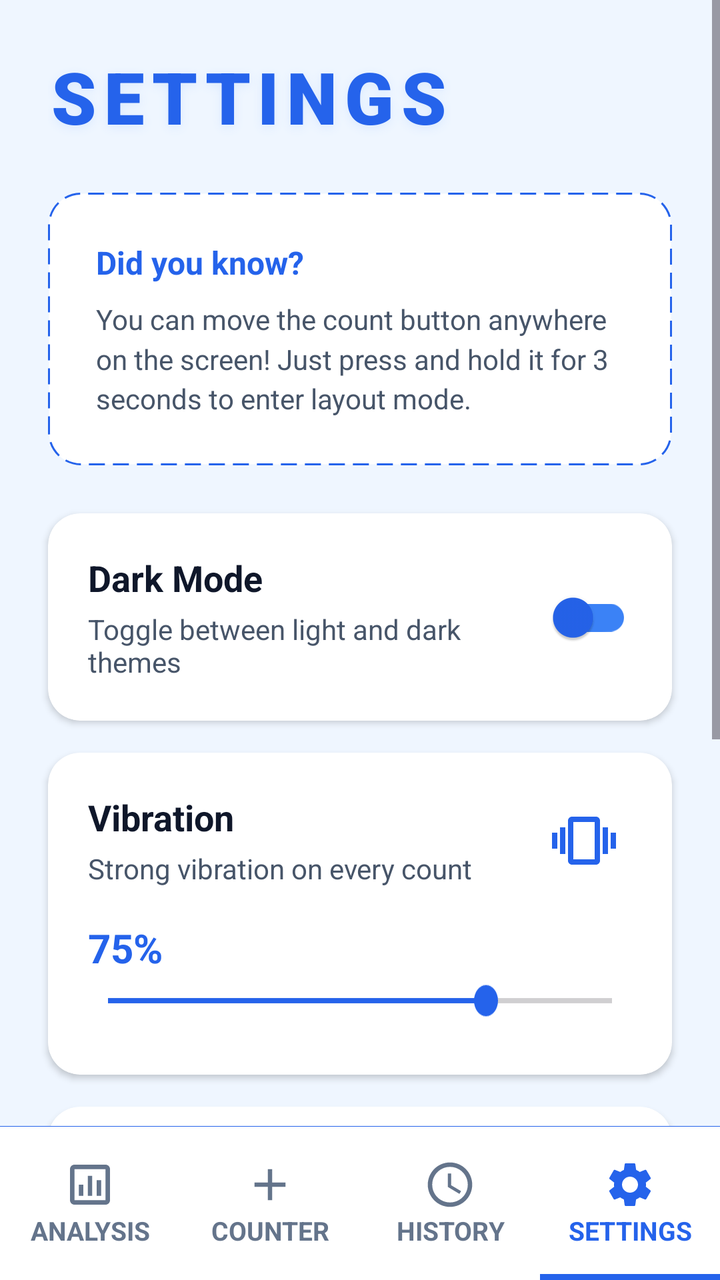
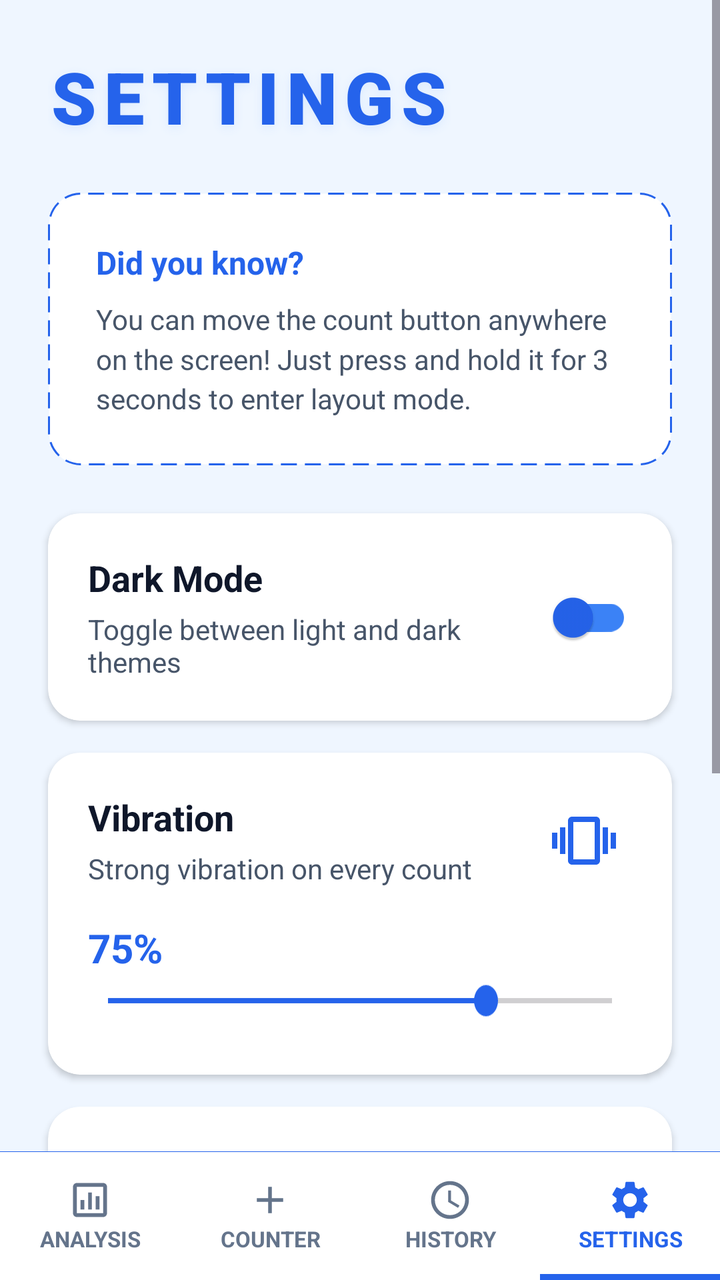

Before-and-after screenshots of an Android layout around one commit, followed by the original layout XML and the change that was made.
<!-- AndroidManifest.xml: application theme Theme.SmartTasbeeh -->
<!-- res/layout/activity_settings.xml -->
<?xml version="1.0" encoding="utf-8"?>
<androidx.constraintlayout.widget.ConstraintLayout xmlns:android="http://schemas.android.com/apk/res/android"
    xmlns:app="http://schemas.android.com/apk/res-auto"
    android:layout_width="match_parent"
    android:layout_height="match_parent"
    android:background="@color/app_background">

    <ScrollView
        android:layout_width="match_parent"
        android:layout_height="0dp"
        android:fillViewport="true"
        app:layout_constraintTop_toTopOf="parent"
        app:layout_constraintBottom_toTopOf="@id/bottomNavDivider">

        <androidx.constraintlayout.widget.ConstraintLayout
            android:layout_width="match_parent"
            android:layout_height="wrap_content"
            android:paddingBottom="32dp">

            <TextView
                android:id="@+id/tvPageTitle"
                android:layout_width="wrap_content"
                android:layout_height="wrap_content"
                android:text="@string/nav_settings"
                android:textSize="36sp"
                android:fontFamily="sans-serif-black"
                android:letterSpacing="0.10"
                android:textColor="@color/count_text_color"
                android:shadowColor="@color/card_stroke_color"
                android:shadowRadius="12"
                android:shadowDy="4"
                android:layout_marginTop="24dp"
                android:layout_marginStart="24dp"
                app:layout_constraintStart_toStartOf="parent"
                app:layout_constraintTop_toTopOf="parent"/>

            
            <LinearLayout
                android:id="@+id/cardInfoBox"
                android:layout_width="0dp"
                android:layout_height="wrap_content"
                android:background="@drawable/info_box_background"
                android:orientation="vertical"
                android:padding="24dp"
                android:layout_marginTop="24dp"
                android:layout_marginStart="24dp"
                android:layout_marginEnd="24dp"
                app:layout_constraintTop_toBottomOf="@id/tvPageTitle"
                app:layout_constraintStart_toStartOf="parent"
                app:layout_constraintEnd_toEndOf="parent">

                <TextView
                    android:layout_width="wrap_content"
                    android:layout_height="wrap_content"
                    android:text="@string/did_you_know_title"
                    android:textSize="16sp"
                    android:textStyle="bold"
                    android:textColor="@color/count_text_color"
                    android:layout_marginBottom="8dp"/>

                <TextView
                    android:layout_width="match_parent"
                    android:layout_height="wrap_content"
                    android:text="@string/drag_button_hint"
                    android:textSize="14sp"
                    android:textColor="@color/text_secondary"
                    android:lineSpacingMultiplier="1.2"/>
            </LinearLayout>

            
            <androidx.cardview.widget.CardView
                android:id="@+id/cardDarkMode"
                android:layout_width="0dp"
                android:layout_height="wrap_content"
                android:layout_marginTop="24dp"
                android:layout_marginStart="24dp"
                android:layout_marginEnd="24dp"
                app:cardCornerRadius="16dp"
                app:cardElevation="2dp"
                app:cardBackgroundColor="@color/card_background"
                app:layout_constraintTop_toBottomOf="@id/cardInfoBox"
                app:layout_constraintStart_toStartOf="parent"
                app:layout_constraintEnd_toEndOf="parent">

                <androidx.constraintlayout.widget.ConstraintLayout
                    android:layout_width="match_parent"
                    android:layout_height="match_parent"
                    android:padding="20dp">

                    <TextView
                        android:id="@+id/tvDarkMode"
                        android:layout_width="wrap_content"
                        android:layout_height="wrap_content"
                        android:text="@string/dark_mode_title"
                        android:textSize="18sp"
                        android:textStyle="bold"
                        android:textColor="@color/text_primary"
                        app:layout_constraintStart_toStartOf="parent"
                        app:layout_constraintTop_toTopOf="parent"/>

                    <TextView
                        android:layout_width="0dp"
                        android:layout_height="wrap_content"
                        android:text="@string/dark_mode_desc"
                        android:textSize="14sp"
                        android:textColor="@color/text_secondary"
                        android:layout_marginTop="4dp"
                        android:layout_marginEnd="16dp"
                        app:layout_constraintTop_toBottomOf="@id/tvDarkMode"
                        app:layout_constraintStart_toStartOf="parent"
                        app:layout_constraintEnd_toStartOf="@id/switchDarkMode"/>

                    <com.google.android.material.switchmaterial.SwitchMaterial
                        android:id="@+id/switchDarkMode"
                        android:layout_width="wrap_content"
                        android:layout_height="wrap_content"
                        app:thumbTint="@color/tasbeeh_blue_primary"
                        app:trackTint="@color/tasbeeh_blue_accent"
                        app:layout_constraintEnd_toEndOf="parent"
                        app:layout_constraintTop_toTopOf="parent"
                        app:layout_constraintBottom_toBottomOf="parent"
                        android:contentDescription="@string/dark_mode_title"/>

                </androidx.constraintlayout.widget.ConstraintLayout>
            </androidx.cardview.widget.CardView>

            
            <androidx.cardview.widget.CardView
                android:id="@+id/cardHaptic"
                android:layout_width="0dp"
                android:layout_height="wrap_content"
                android:layout_marginTop="16dp"
                android:layout_marginStart="24dp"
                android:layout_marginEnd="24dp"
                app:cardCornerRadius="16dp"
                app:cardElevation="2dp"
                app:cardBackgroundColor="@color/card_background"
                app:layout_constraintTop_toBottomOf="@id/cardDarkMode"
                app:layout_constraintStart_toStartOf="parent"
                app:layout_constraintEnd_toEndOf="parent">

                <androidx.constraintlayout.widget.ConstraintLayout
                    android:layout_width="match_parent"
                    android:layout_height="match_parent"
                    android:padding="20dp">

                    <TextView
                        android:id="@+id/tvHaptic"
                        android:layout_width="wrap_content"
                        android:layout_height="wrap_content"
                        android:text="@string/haptic_feedback_title"
                        android:textSize="18sp"
                        android:textStyle="bold"
                        android:textColor="@color/text_primary"
                        app:layout_constraintStart_toStartOf="parent"
                        app:layout_constraintTop_toTopOf="parent"/>

                    <TextView
                        android:layout_width="0dp"
                        android:layout_height="wrap_content"
                        android:text="@string/haptic_feedback_desc"
                        android:textSize="14sp"
                        android:textColor="@color/text_secondary"
                        android:layout_marginTop="4dp"
                        android:layout_marginEnd="16dp"
                        app:layout_constraintTop_toBottomOf="@id/tvHaptic"
                        app:layout_constraintStart_toStartOf="parent"
                        app:layout_constraintEnd_toStartOf="@id/ivVibrationToggle"/>

                    <ImageView
                        android:id="@+id/ivVibrationToggle"
                        android:layout_width="48dp"
                        android:layout_height="48dp"
                        android:padding="8dp"
                        android:src="@drawable/ic_vibration_on"
                        android:background="?attr/selectableItemBackgroundBorderless"
                        android:clickable="true"
                        android:focusable="true"
                        app:layout_constraintEnd_toEndOf="parent"
                        app:layout_constraintTop_toTopOf="parent"
                        app:layout_constraintBottom_toTopOf="@id/layoutVibrationLevel"
                        android:contentDescription="@string/haptic_feedback_title"/>

                    <RelativeLayout
                        android:id="@+id/layoutVibrationLevel"
                        android:layout_width="match_parent"
                        android:layout_height="wrap_content"
                        android:layout_marginTop="16dp"
                        app:layout_constraintTop_toBottomOf="@id/ivVibrationToggle"
                        app:layout_constraintStart_toStartOf="parent"
                        app:layout_constraintEnd_toEndOf="parent">

                        <TextView
                            android:id="@+id/tvSeekValue"
                            android:layout_width="wrap_content"
                            android:layout_height="wrap_content"
                            android:text="@string/vibration_percentage_text"
                            android:textSize="20sp"
                            android:textStyle="bold"
                            android:textColor="@color/tasbeeh_blue_primary"
                            android:layout_marginBottom="4dp" />

                        <SeekBar
                            android:id="@+id/seekBarVibration"
                            android:layout_width="match_parent"
                            android:layout_height="wrap_content"
                            android:layout_below="@id/tvSeekValue"
                            android:max="100"
                            android:progress="75"
                            android:thumbTint="@color/tasbeeh_blue_primary"
                            android:progressTint="@color/tasbeeh_blue_primary"
                            android:paddingStart="10dp"
                            android:paddingEnd="10dp"
                            android:scaleY="1.3"
                            android:scaleX="1.0"
                            android:layout_marginBottom="8dp"/>

                    </RelativeLayout>

                </androidx.constraintlayout.widget.ConstraintLayout>
            </androidx.cardview.widget.CardView>

            
            <androidx.cardview.widget.CardView
                android:id="@+id/cardSound"
                android:layout_width="0dp"
                android:layout_height="wrap_content"
                android:layout_marginTop="16dp"
                android:layout_marginStart="24dp"
                android:layout_marginEnd="24dp"
                app:cardCornerRadius="16dp"
                app:cardElevation="2dp"
                app:cardBackgroundColor="@color/card_background"
                app:layout_constraintTop_toBottomOf="@id/cardHaptic"
                app:layout_constraintStart_toStartOf="parent"
                app:layout_constraintEnd_toEndOf="parent">

                <androidx.constraintlayout.widget.ConstraintLayout
                    android:layout_width="match_parent"
                    android:layout_height="match_parent"
                    android:padding="20dp">

                    <TextView
                        android:id="@+id/tvSound"
                        android:layout_width="wrap_content"
                        android:layout_height="wrap_content"
                        android:text="@string/sound_title"
                        android:textSize="18sp"
                        android:textStyle="bold"
                        android:textColor="@color/text_primary"
                        app:layout_constraintStart_toStartOf="parent"
                        app:layout_constraintTop_toTopOf="parent"/>

                    <TextView
                        android:layout_width="0dp"
                        android:layout_height="wrap_content"
                        android:text="@string/sound_desc"
                        android:textSize="14sp"
                        android:textColor="@color/text_secondary"
                        android:layout_marginTop="4dp"
                        android:layout_marginEnd="16dp"
                        app:layout_constraintTop_toBottomOf="@id/tvSound"
                        app:layout_constraintStart_toStartOf="parent"
                        app:layout_constraintEnd_toStartOf="@id/ivSoundToggle"/>

                    <ImageView
                        android:id="@+id/ivSoundToggle"
                        android:layout_width="48dp"
                        android:layout_height="48dp"
                        android:padding="8dp"
                        android:src="@drawable/ic_volume_up"
                        android:background="?attr/selectableItemBackgroundBorderless"
                        android:clickable="true"
                        android:focusable="true"
                        app:layout_constraintEnd_toEndOf="parent"
                        app:layout_constraintTop_toTopOf="parent"
                        app:layout_constraintBottom_toBottomOf="parent"
                        android:contentDescription="@string/sound_title"/>

                </androidx.constraintlayout.widget.ConstraintLayout>
            </androidx.cardview.widget.CardView>

            
            <androidx.cardview.widget.CardView
                android:id="@+id/cardTapAnywhere"
                android:layout_width="0dp"
                android:layout_height="wrap_content"
                android:layout_marginTop="16dp"
                android:layout_marginStart="24dp"
                android:layout_marginEnd="24dp"
                app:cardCornerRadius="16dp"
                app:cardElevation="2dp"
                app:cardBackgroundColor="@color/card_background"
                app:layout_constraintTop_toBottomOf="@id/cardSound"
                app:layout_constraintStart_toStartOf="parent"
                app:layout_constraintEnd_toEndOf="parent">

                <androidx.constraintlayout.widget.ConstraintLayout
                    android:layout_width="match_parent"
                    android:layout_height="match_parent"
                    android:padding="20dp">

                    <TextView
                        android:id="@+id/tvTapAnywhere"
                        android:layout_width="wrap_content"
                        android:layout_height="wrap_content"
                        android:text="@string/tap_anywhere_title"
                        android:textSize="18sp"
                        android:textStyle="bold"
                        android:textColor="@color/text_primary"
                        app:layout_constraintStart_toStartOf="parent"
                        app:layout_constraintTop_toTopOf="parent"/>

                    <TextView
                        android:layout_width="0dp"
                        android:layout_height="wrap_content"
                        android:text="@string/tap_anywhere_desc"
                        android:textSize="14sp"
                        android:textColor="@color/text_secondary"
                        android:layout_marginTop="4dp"
                        android:layout_marginEnd="16dp"
                        app:layout_constraintTop_toBottomOf="@id/tvTapAnywhere"
                        app:layout_constraintStart_toStartOf="parent"
                        app:layout_constraintEnd_toStartOf="@id/switchTapAnywhere"/>

                    <com.google.android.material.switchmaterial.SwitchMaterial
                        android:id="@+id/switchTapAnywhere"
                        android:layout_width="53dp"
                        android:layout_height="42dp"
                        android:contentDescription="@string/cd_full_screen_count"
                        app:layout_constraintBottom_toBottomOf="parent"
                        app:layout_constraintEnd_toEndOf="parent"
                        app:layout_constraintTop_toTopOf="parent"
                        app:thumbTint="@color/tasbeeh_blue_primary"
                        app:trackTint="@color/tasbeeh_blue_accent" />

                </androidx.constraintlayout.widget.ConstraintLayout>
            </androidx.cardview.widget.CardView>

            <TextView
                android:layout_width="wrap_content"
                android:layout_height="wrap_content"
                android:text="@string/app_version"
                android:textColor="@color/text_secondary"
                android:textSize="12sp"
                android:layout_marginTop="32dp"
                app:layout_constraintTop_toBottomOf="@id/cardTapAnywhere"
                app:layout_constraintBottom_toBottomOf="parent"
                app:layout_constraintStart_toStartOf="parent"
                app:layout_constraintEnd_toEndOf="parent"
                app:layout_constraintVertical_bias="1.0"
                android:layout_marginBottom="16dp"/>

        </androidx.constraintlayout.widget.ConstraintLayout>
    </ScrollView>

    
    <View
        android:id="@+id/bottomNavDivider"
        android:layout_width="match_parent"
        android:layout_height="0.1dp"
        android:background="@color/count_text_color"
        app:layout_constraintBottom_toTopOf="@id/bottomNav"/>

    
    
    <LinearLayout
        android:id="@+id/bottomNav"
        android:layout_width="match_parent"
        android:layout_height="0dp"
        app:layout_constraintHeight_percent="0.12"
        android:background="@color/nav_bg"
        android:orientation="horizontal"
        android:weightSum="4"
        android:baselineAligned="false"
        app:layout_constraintBottom_toBottomOf="parent">

        
        <androidx.constraintlayout.widget.ConstraintLayout
            android:id="@+id/btnNavAnalysis"
            android:layout_width="0dp"
            android:layout_height="match_parent"
            android:layout_weight="1"
            android:clickable="true"
            android:focusable="true"
            android:background="?attr/selectableItemBackground">

            <ImageView
                android:id="@+id/imgAnalysis"
                android:layout_width="0dp"
                android:layout_height="0dp"
                android:src="@drawable/ic_analysis"
                app:tint="@color/nav_text_unselected"
                app:layout_constraintTop_toTopOf="parent"
                app:layout_constraintBottom_toTopOf="@+id/txtAnalysis"
                app:layout_constraintStart_toStartOf="parent"
                app:layout_constraintEnd_toEndOf="parent"
                app:layout_constraintHeight_percent="0.35"
                app:layout_constraintDimensionRatio="1:1"
                app:layout_constraintVertical_chainStyle="packed"
                android:contentDescription="@null"/>

            <TextView
                android:id="@+id/txtAnalysis"
                android:layout_width="0dp"
                android:layout_height="0dp"
                android:text="@string/nav_analysis"
                android:textColor="@color/nav_text_unselected"
                android:gravity="center"
                android:textStyle="bold"
                app:layout_constraintTop_toBottomOf="@id/imgAnalysis"
                app:layout_constraintBottom_toBottomOf="parent"
                app:layout_constraintStart_toStartOf="parent"
                app:layout_constraintEnd_toEndOf="parent"
                app:layout_constraintHeight_percent="0.25"
                app:layout_constraintWidth_percent="0.9"
                app:autoSizeTextType="uniform"
                app:autoSizeMinTextSize="8sp"
                app:autoSizeMaxTextSize="13sp"
                app:autoSizeStepGranularity="1sp"/>
        </androidx.constraintlayout.widget.ConstraintLayout>

        
        <androidx.constraintlayout.widget.ConstraintLayout
            android:id="@+id/btnNavCounter"
            android:layout_width="0dp"
            android:layout_height="match_parent"
            android:layout_weight="1"
            android:clickable="true"
            android:focusable="true"
            android:background="?attr/selectableItemBackground">

            <ImageView
                android:id="@+id/imgCounter"
                android:layout_width="0dp"
                android:layout_height="0dp"
                android:src="@drawable/ic_add"
                app:tint="@color/nav_text_unselected"
                app:layout_constraintTop_toTopOf="parent"
                app:layout_constraintBottom_toTopOf="@+id/txtCounter"
                app:layout_constraintStart_toStartOf="parent"
                app:layout_constraintEnd_toEndOf="parent"
                app:layout_constraintHeight_percent="0.35"
                app:layout_constraintDimensionRatio="1:1"
                app:layout_constraintVertical_chainStyle="packed"
                android:contentDescription="@null"/>

            <TextView
                android:id="@+id/txtCounter"
                android:layout_width="0dp"
                android:layout_height="0dp"
                android:text="@string/nav_counter"
                android:textColor="@color/nav_text_unselected"
                android:gravity="center"
                android:textStyle="bold"
                app:layout_constraintTop_toBottomOf="@id/imgCounter"
                app:layout_constraintBottom_toBottomOf="parent"
                app:layout_constraintStart_toStartOf="parent"
                app:layout_constraintEnd_toEndOf="parent"
                app:layout_constraintHeight_percent="0.25"
                app:layout_constraintWidth_percent="0.9"
                app:autoSizeTextType="uniform"
                app:autoSizeMinTextSize="8sp"
                app:autoSizeMaxTextSize="13sp"
                app:autoSizeStepGranularity="1sp"/>
        </androidx.constraintlayout.widget.ConstraintLayout>

        
        <androidx.constraintlayout.widget.ConstraintLayout
            android:id="@+id/btnSavedCounts"
            android:layout_width="0dp"
            android:layout_height="match_parent"
            android:layout_weight="1"
            android:clickable="true"
            android:focusable="true"
            android:background="?attr/selectableItemBackground">

            <ImageView
                android:id="@+id/imgHistory"
                android:layout_width="0dp"
                android:layout_height="0dp"
                android:src="@drawable/ic_clock"
                app:tint="@color/nav_text_unselected"
                app:layout_constraintTop_toTopOf="parent"
                app:layout_constraintBottom_toTopOf="@+id/txtHistory"
                app:layout_constraintStart_toStartOf="parent"
                app:layout_constraintEnd_toEndOf="parent"
                app:layout_constraintHeight_percent="0.35"
                app:layout_constraintDimensionRatio="1:1"
                app:layout_constraintVertical_chainStyle="packed"
                android:contentDescription="@null"/>

            <TextView
                android:id="@+id/txtHistory"
                android:layout_width="0dp"
                android:layout_height="0dp"
                android:text="@string/nav_history"
                android:textColor="@color/nav_text_unselected"
                android:gravity="center"
                android:textStyle="bold"
                app:layout_constraintTop_toBottomOf="@id/imgHistory"
                app:layout_constraintBottom_toBottomOf="parent"
                app:layout_constraintStart_toStartOf="parent"
                app:layout_constraintEnd_toEndOf="parent"
                app:layout_constraintHeight_percent="0.25"
                app:layout_constraintWidth_percent="0.9"
                app:autoSizeTextType="uniform"
                app:autoSizeMinTextSize="8sp"
                app:autoSizeMaxTextSize="13sp"
                app:autoSizeStepGranularity="1sp"/>
        </androidx.constraintlayout.widget.ConstraintLayout>

        
        <androidx.constraintlayout.widget.ConstraintLayout
            android:id="@+id/btnNavSettings"
            android:layout_width="0dp"
            android:layout_height="match_parent"
            android:layout_weight="1"
            android:focusable="true"
            android:background="?attr/selectableItemBackground">

            <View
                android:layout_width="0dp"
                android:layout_height="3dp"
                android:background="@color/nav_text_selected"
                app:layout_constraintBottom_toBottomOf="parent"
                app:layout_constraintStart_toStartOf="parent"
                app:layout_constraintEnd_toEndOf="parent" />

            <ImageView
                android:id="@+id/imgSettings"
                android:layout_width="0dp"
                android:layout_height="0dp"
                android:src="@drawable/ic_settings"
                app:tint="@color/nav_text_selected"
                app:layout_constraintTop_toTopOf="parent"
                app:layout_constraintBottom_toTopOf="@+id/txtSettings"
                app:layout_constraintStart_toStartOf="parent"
                app:layout_constraintEnd_toEndOf="parent"
                app:layout_constraintHeight_percent="0.35"
                app:layout_constraintDimensionRatio="1:1"
                app:layout_constraintVertical_chainStyle="packed"
                android:contentDescription="@null"/>

            <TextView
                android:id="@+id/txtSettings"
                android:layout_width="0dp"
                android:layout_height="0dp"
                android:text="@string/nav_settings"
                android:textColor="@color/nav_text_selected"
                android:gravity="center"
                android:textStyle="bold"
                app:layout_constraintTop_toBottomOf="@id/imgSettings"
                app:layout_constraintBottom_toBottomOf="parent"
                app:layout_constraintStart_toStartOf="parent"
                app:layout_constraintEnd_toEndOf="parent"
                app:layout_constraintHeight_percent="0.25"
                app:layout_constraintWidth_percent="0.9"
                app:autoSizeTextType="uniform"
                app:autoSizeMinTextSize="8sp"
                app:autoSizeMaxTextSize="13sp"
                app:autoSizeStepGranularity="1sp"/>
        </androidx.constraintlayout.widget.ConstraintLayout>

    </LinearLayout>

</androidx.constraintlayout.widget.ConstraintLayout>
<!-- resources referenced by this layout -->
<resources>
  <color name="app_background">@color/background_light</color>
  <color name="card_background">#FFFFFF</color>
  <color name="card_stroke_color">#DBEAFE</color>
  <color name="count_text_color">#2563EB</color>
  <color name="nav_bg">#FFFFFF</color>
  <color name="nav_text_selected">#2563EB</color>
  <color name="nav_text_unselected">#64748B</color>
  <color name="tasbeeh_blue_accent">#3B82F6</color>
  <color name="tasbeeh_blue_primary">#2563EB</color>
  <color name="text_primary">#0F172A</color>
  <color name="text_secondary">#475569</color>
  <!-- drawable ic_add (drawable) -->
  <vector xmlns:android="http://schemas.android.com/apk/res/android"
      android:width="24dp"
      android:height="24dp"
      android:viewportWidth="24"
      android:viewportHeight="24">
      <path
        android:fillColor="@android:color/white"
        android:pathData="M19,13h-6v6h-2v-6H5v-2h6V5h2v6h6v2z"/>
  </vector>
  <!-- drawable ic_analysis (drawable) -->
  <vector xmlns:android="http://schemas.android.com/apk/res/android"
      android:width="24dp"
      android:height="24dp"
      android:viewportWidth="24"
      android:viewportHeight="24">
    <path
        android:fillColor="#FF000000"
        android:pathData="M19,3H5C3.9,3 3,3.9 3,5v14c0,1.1 0.9,2 2,2h14c1.1,0 2,-0.9 2,-2V5C21,3.9 20.1,3 19,3zM19,19H5V5h14V19zM7,12h2v5H7V12zM11,8h2v9h-2V8zM15,10h2v7h-2V10z"/>
  </vector>
  <!-- drawable ic_clock (drawable) -->
  <vector xmlns:android="http://schemas.android.com/apk/res/android"
      android:width="24dp"
      android:height="24dp"
      android:viewportWidth="24.0"
      android:viewportHeight="24.0">
      <path
          android:fillColor="@android:color/white"
          android:pathData="M11.99,2C6.47,2 2,6.48 2,12s4.47,10 9.99,10C17.52,22 22,17.52 22,12S17.52,2 11.99,2zM12,20c-4.42,0 -8,-3.58 -8,-8s3.58,-8 8,-8 8,3.58 8,8 -3.58,8 -8,8zM12.5,7H11v6l5.25,3.15 0.75,-1.23 -4.5,-2.67z"/>
  </vector>
  <!-- drawable info_box_background (drawable) -->
  <?xml version="1.0" encoding="utf-8"?>
  <shape xmlns:android="http://schemas.android.com/apk/res/android"
      android:shape="rectangle">
      <solid android:color="@color/card_background"/>
      <stroke
          android:width="1dp"
          android:color="@color/count_text_color"
          android:dashWidth="8dp"
          android:dashGap="4dp"/>
      <corners android:radius="16dp"/>
  </shape>
  <string name="app_version">Smart Tasbeeh v1.0.1</string>
  <string name="cd_full_screen_count">Full screen counting</string>
  <string name="dark_mode_desc">Toggle between light and dark themes</string>
  <string name="dark_mode_title">Dark Mode</string>
  <string name="did_you_know_title">Did you know?</string>
  <string name="drag_button_hint">You can move the count button anywhere on the screen! Just press and hold it for 3 seconds to enter layout mode.</string>
  <string name="haptic_feedback_desc">Strong vibration on every count</string>
  <string name="haptic_feedback_title">Vibration</string>
  <string name="nav_analysis">ANALYSIS</string>
  <string name="nav_counter">COUNTER</string>
  <string name="nav_history">HISTORY</string>
  <string name="nav_settings">SETTINGS</string>
  <string name="sound_desc">Play sound on every count</string>
  <string name="sound_title">Sound</string>
  <string name="tap_anywhere_desc">Count by tapping anywhere on the screen</string>
  <string name="tap_anywhere_title">Tap Anywhere</string>
  <string name="vibration_percentage_text">75%</string>
  <style name="Theme.SmartTasbeeh" parent="Base.Theme.SmartTasbeeh" />
  <color name="background_light">#EFF6FF</color>
  <color name="tasbeeh_blue_dark">#1E3A8A</color>
  <color name="white">#FFFFFFFF</color>
  <!-- unchanged entries left out for length: 4 -->
</resources>

<!-- the commit's change to res/layout/activity_settings.xml (unified diff, before → after) -->
@@ -368,7 +368,7 @@
         android:id="@+id/bottomNav"
         android:layout_width="match_parent"
         android:layout_height="0dp"
-        app:layout_constraintHeight_percent="0.12"
+        app:layout_constraintHeight_percent="0.10"
         android:background="@color/nav_bg"
         android:orientation="horizontal"
         android:weightSum="4"
